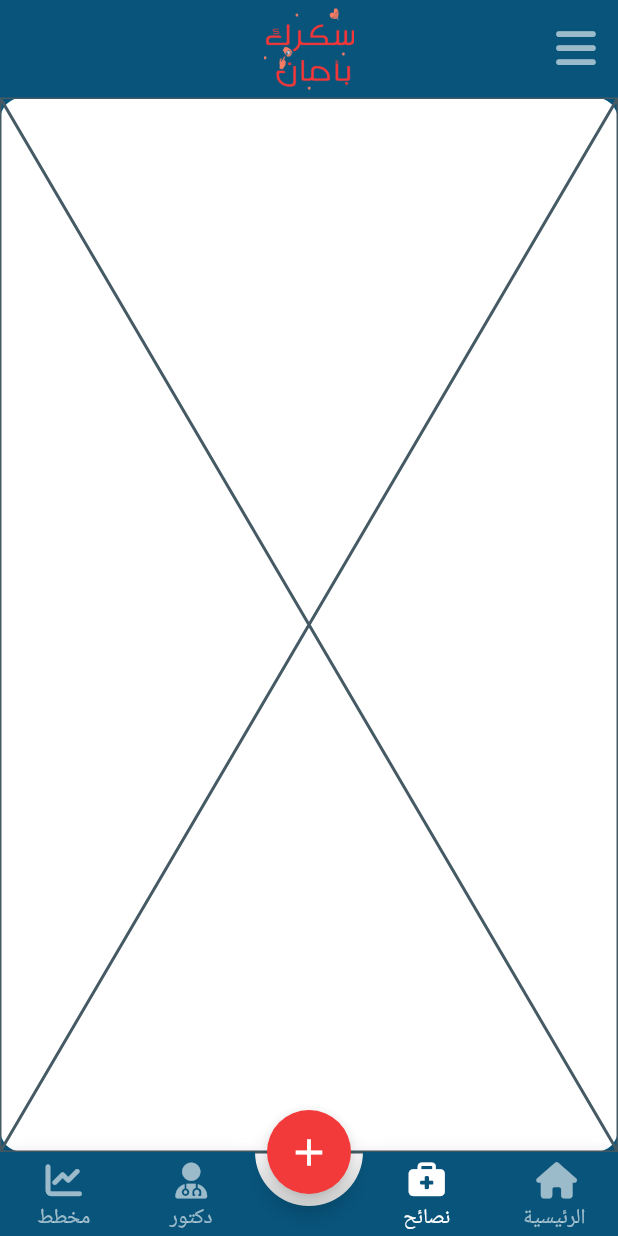
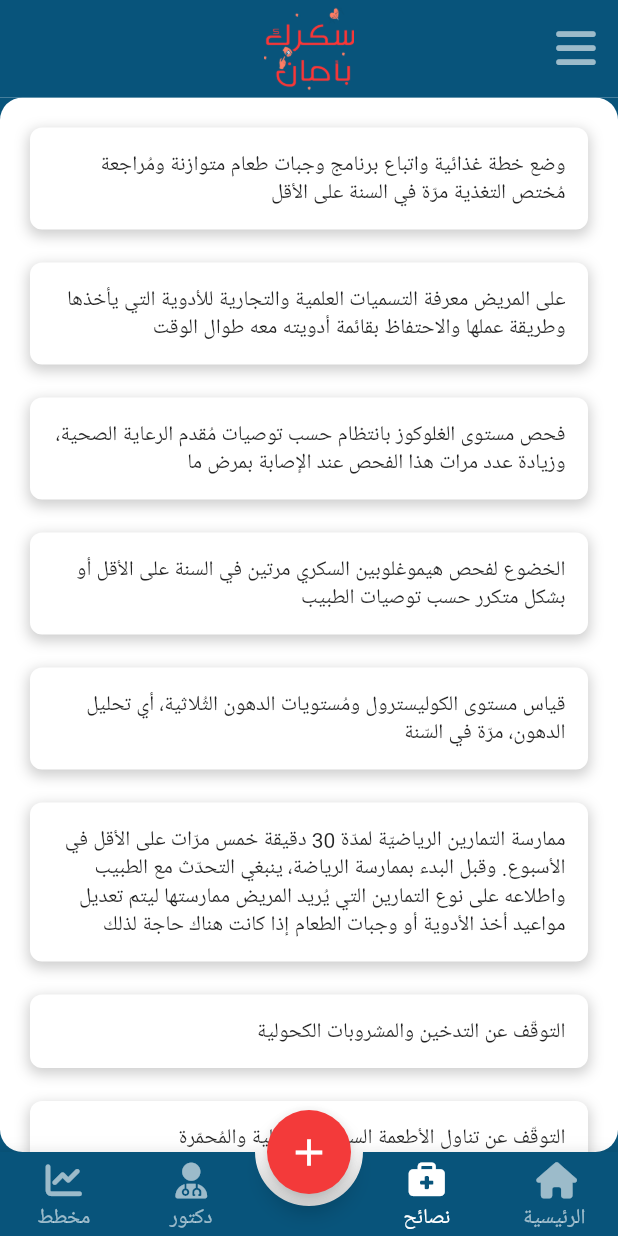
Before and after one commit to MZzzNn/sugar, a Flutter app: the AppLayout screen opened directly, item 2 of the bottom bar chosen, on a phone screen of 412 x 824 dp. Run offline on Flutter 3.47's test engine with Material 2 defaults, Android fonts, the phone set to English and light mode, and no system bars; drawn by our look-alikes of animated_bottom_navigation_bar, auto_size_text; our stand-ins replace expandable, font_awesome_flutter, get, smooth_page_indicator.

Commit message:
advice screen

```diff
--- a/lib/pages/advice/advice_screen.dart
+++ b/lib/pages/advice/advice_screen.dart
@@ -5,6 +5,45 @@ class AdviceScreen extends StatelessWidget {
 
   @override
   Widget build(BuildContext context) {
-    return const Placeholder();
+    return ListView.separated(
+        padding: const EdgeInsets.symmetric(horizontal: 20.0, vertical: 20),
+        physics: const BouncingScrollPhysics(),
+        itemBuilder: (_, i) {
+          return Container(
+            padding: const EdgeInsets.all(15),
+            decoration: BoxDecoration(
+              color: Colors.white,
+              borderRadius: BorderRadius.circular(8.0),
+              boxShadow: [
+                BoxShadow(
+                  color: Colors.grey.withOpacity(0.5),
+                  spreadRadius: 1,
+                  blurRadius: 7,
+                  offset: const Offset(0, 3), // changes position of shadow
+                ),
+              ],
+            ),
+            child: Text(advises[i]),
+          );
+        },
+        separatorBuilder: (_, i) => const SizedBox(height: 22),
+        itemCount: advises.length
+    );
   }
 }
+
+
+
+List<String> advises = [
+  'وضع خطة غذائية واتباع برنامج وجبات طعام متوازنة ومُراجعة مُختص التغذية مرّة في السنة على الأقل',
+  'على المريض معرفة التسميات العلمية والتجارية للأدوية التي يأخذها وطريقة عملها والاحتفاظ بقائمة أدويته معه طوال الوقت',
+  'فحص مستوى الغلوكوز بانتظام حسب توصيات مُقدم الرعاية الصحية، وزيادة عدد مرات هذا الفحص عند الإصابة بمرض ما',
+  'الخضوع لفحص هيموغلوبين السكري مرتين في السنة على الأقل أو بشكل متكرر حسب توصيات الطبيب',
+  'قياس مستوى الكوليسترول ومُستويات الدهون الثُلاثية، أي تحليل الدهون، مرّة في السّنة',
+  'ممارسة التمارين الرياضيّة لمدّة 30 دقيقة خمس مرّات على الأقل في الأسبوع. وقبل البدء بممارسة الرياضة، ينبغي التحدّث مع الطبيب واطلاعه على نوع التمارين التي يُريد المريض ممارستها ليتم تعديل مواعيد أخذ الأدوية أو وجبات الطعام إذا كانت هناك حاجة لذلك',
+  'التوقّف عن التدخين والمشروبات الكحولية',
+  'التوقّف عن تناول الأطعمة السريعة والمقلية والمُحمّرة',
+  'التوقّف عن تناول الأطعمة الغنية بالدهون والسكّر',
+  'اتباع مواعيد أخذ الأدوية حسب وصفة الطبيب',
+  'الاتصال بالطبيب إذا كان مستوى غلوكوز الدم أعلى من 16.6 مليمول، أي 300 ملغرام/ديسيلتر، وفحص البول للبحث عن الكيتونات إذا ما نصح الطبيب بذلك'
+];
--- a/lib/pages/home/home_screen.dart
+++ b/lib/pages/home/home_screen.dart
@@ -32,9 +32,9 @@ class HomeScreen extends StatelessWidget {
                 ],
               ),
               child: Row(
-                children: [
+                children: const [
                   CircleAvatar(backgroundImage: AssetImage("assets/images/man.png")),
-                  const SizedBox(width: 10),
+                  SizedBox(width: 10),
                   Text(
                       "مرحبا بك محمد",
                       style: TextStyle(
```
